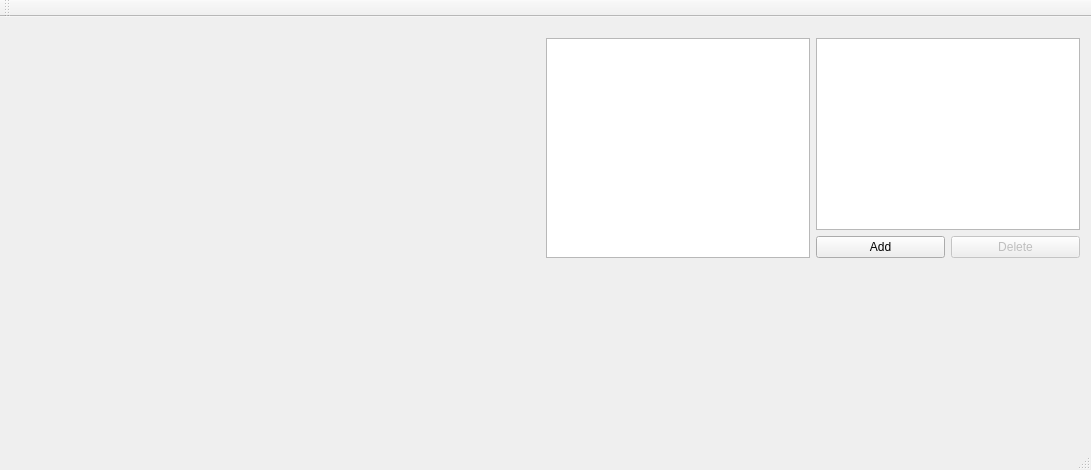
The window that mainwindow.ui (B0cho/DPlayer) describes before a commit, drawn with Qt 5.
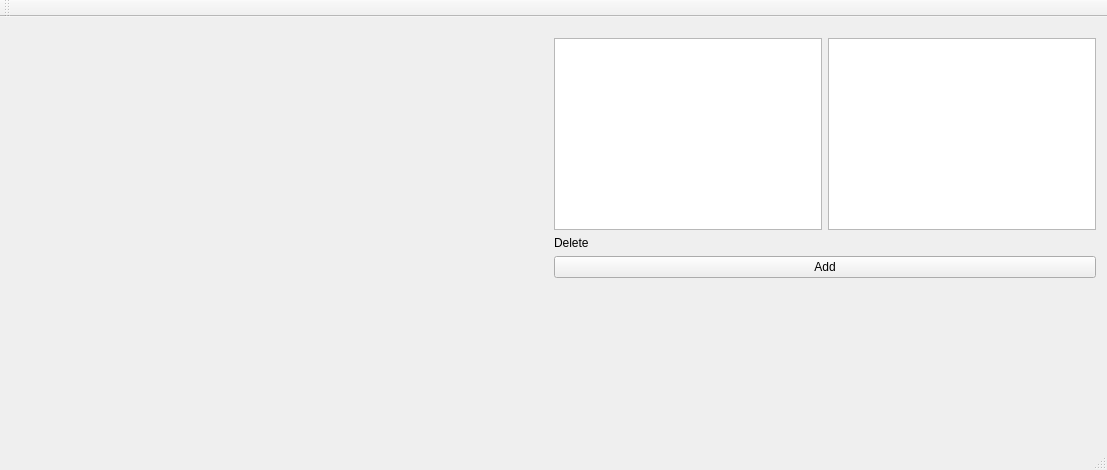
The same window after the commit. Custom widgets are drawn as their Qt base class.

Commit message: Deleting by drag and drop - Removing Delete button; - Creating QLabel based drop site control; - Adding necessary signals and slots - Removing some bugs with dropping on playlist view

What changed in the file:
```diff
--- a/mainwindow.ui
+++ b/mainwindow.ui
@@ -6,7 +6,7 @@
    <rect>
     <x>0</x>
     <y>0</y>
-    <width>1091</width>
+    <width>1107</width>
     <height>470</height>
    </rect>
   </property>
@@ -55,9 +55,9 @@
          </spacer>
         </item>
         <item>
-         <layout class="QHBoxLayout" name="horizontalLayout_2">
+         <layout class="QVBoxLayout" name="verticalLayout_2">
           <item>
-           <layout class="QVBoxLayout" name="verticalLayout_3">
+           <layout class="QHBoxLayout" name="horizontalLayout_2">
             <item>
              <widget class="QListView" name="fragments_listView">
               <property name="acceptDrops">
@@ -77,10 +77,6 @@
               </property>
              </widget>
             </item>
-           </layout>
-          </item>
-          <item>
-           <layout class="QVBoxLayout" name="verticalLayout_2">
             <item>
              <widget class="QListView" name="playlists_listView">
               <property name="acceptDrops">
@@ -97,29 +93,25 @@
               </property>
              </widget>
             </item>
-            <item>
-             <layout class="QHBoxLayout" name="horizontalLayout_3">
-              <item>
-               <widget class="QPushButton" name="addPushButton">
-                <property name="text">
-                 <string>Add</string>
-                </property>
-               </widget>
-              </item>
-              <item>
-               <widget class="QPushButton" name="deletePushButton">
-                <property name="enabled">
-                 <bool>false</bool>
-                </property>
-                <property name="text">
-                 <string>Delete</string>
-                </property>
-               </widget>
-              </item>
-             </layout>
-            </item>
            </layout>
           </item>
+          <item>
+           <widget class="CdropSiteLabel" name="dropSiteLabel">
+            <property name="acceptDrops">
+             <bool>true</bool>
+            </property>
+            <property name="text">
+             <string>Delete</string>
+            </property>
+           </widget>
+          </item>
+          <item>
+           <widget class="QPushButton" name="addPushButton">
+            <property name="text">
+             <string>Add</string>
+            </property>
+           </widget>
+          </item>
          </layout>
         </item>
        </layout>
@@ -162,10 +154,13 @@
   <widget class="QStatusBar" name="statusBar"/>
  </widget>
  <layoutdefault spacing="6" margin="11"/>
- <tabstops>
-  <tabstop>fragments_listView</tabstop>
-  <tabstop>playlists_listView</tabstop>
- </tabstops>
+ <customwidgets>
+  <customwidget>
+   <class>CdropSiteLabel</class>
+   <extends>QLabel</extends>
+   <header>cdropsitelabel.h</header>
+  </customwidget>
+ </customwidgets>
  <resources/>
  <connections/>
 </ui>
```
Left out of the diff: 2 changed lines with no effect on the pictures. The commit also changes 8 other files.
